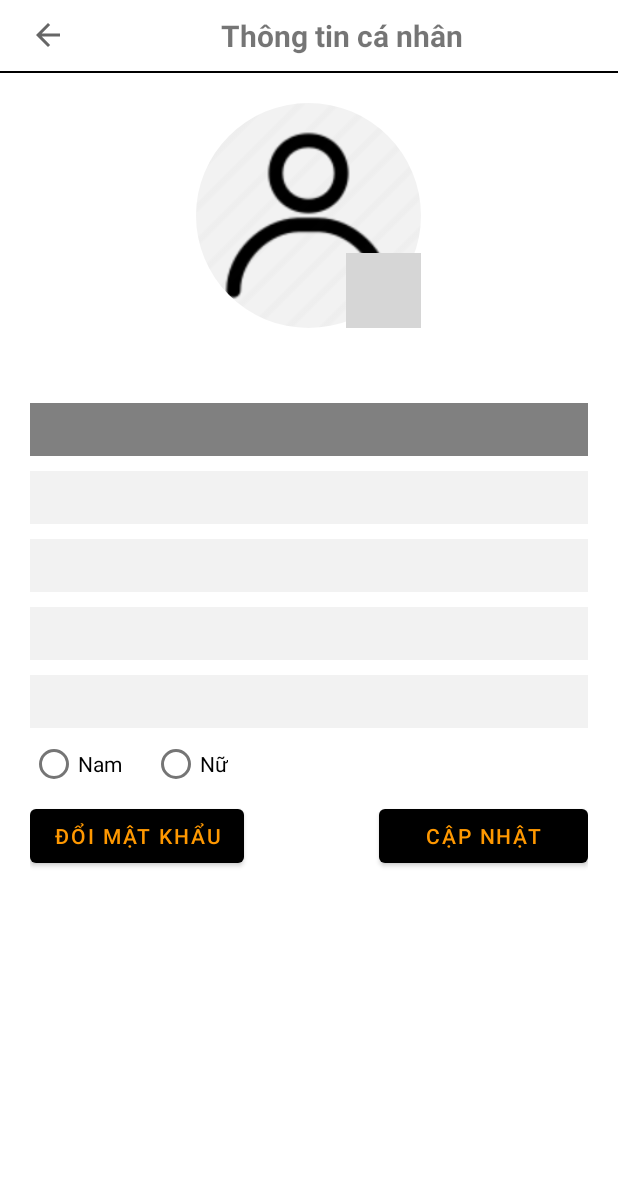
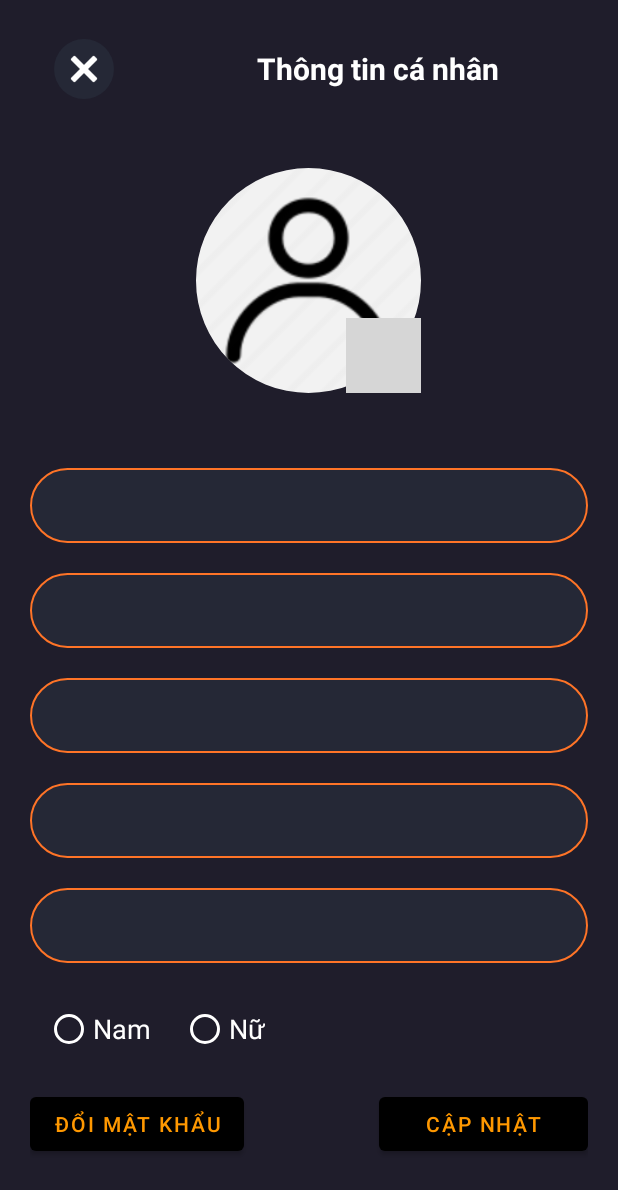
Before and after one commit to Tuananh211/MovieBooking, an Android app: the layout user_info_fragment.xml on its own in the app's theme, with its tools: preview values and no code run, on a phone screen of 412 x 824 dp. Shown: the top 1190 px of the screen. Run offline under Robolectric (Android 15) with nearby library versions, the phone set to English and light mode, and no system bars; network calls fail; grey boxes are pictures that could not be loaded.

Commit message:
update UI

```diff
--- a/app/src/main/res/drawable/edittext_background.xml
+++ b/app/src/main/res/drawable/edittext_background.xml
@@ -4,6 +4,7 @@
     <shape android:shape="rectangle">
         <solid android:color="@color/dark_blue"/>
         <corners android:radius="50sp"/>
+        <stroke android:width="1dp"  android:color="@color/orange"/>
     </shape>
 </item>
 </selector>
--- a/app/src/main/res/layout/dangnhap_fragment.xml
+++ b/app/src/main/res/layout/dangnhap_fragment.xml
@@ -76,10 +76,10 @@
                     android:textAlignment="center"
                     android:textColor="@color/white"
                     android:textColorHint="@color/white"
-                    app:hintTextColor="@color/white"
                     app:endIconMode="clear_text"
                     app:errorEnabled="true"
                     app:errorTextAppearance="@style/TextAppearance.AppCompat.Small"
+                    app:hintTextColor="@color/white"
                     app:startIconDrawable="@drawable/white_mail"
                     app:startIconTint="@color/white">
 
--- a/app/src/main/res/layout/thongtin_thanhtoan_fragment.xml
+++ b/app/src/main/res/layout/thongtin_thanhtoan_fragment.xml
@@ -7,6 +7,7 @@
         android:layout_width="match_parent"
         android:layout_height="match_parent"
         android:orientation="vertical"
+        android:gravity="center"
         >
         <TextView
             android:layout_width="match_parent"
@@ -28,6 +29,7 @@
             android:layout_width="match_parent"
             android:layout_height="wrap_content"
             android:weightSum="2"
+            android:layout_gravity="center"
             >
             <Button
                 android:layout_weight="1"
--- a/app/src/main/res/layout/user_info_fragment.xml
+++ b/app/src/main/res/layout/user_info_fragment.xml
@@ -6,6 +6,8 @@
         android:layout_width="match_parent"
         android:layout_height="match_parent"
         android:orientation="vertical"
+        android:background="@color/main_color"
+        xmlns:tools="http://schemas.android.com/tools"
         >
         <LinearLayout
             android:layout_width="match_parent"
@@ -17,9 +19,15 @@
             >
             <ImageView
                 android:id="@+id/back_tt"
-                android:layout_width="wrap_content"
-                android:layout_height="wrap_content"
-                android:src="@drawable/ic_baseline_arrow_back_24"
+                android:layout_width="40dp"
+                android:layout_height="40dp"
+                android:layout_margin="16dp"
+                android:background="@drawable/oval_btn_blackground"
+                android:padding="8dp"
+                android:src="@drawable/close_60"
+                app:layout_constraintStart_toStartOf="parent"
+                app:layout_constraintTop_toTopOf="parent"
+                tools:ignore="MissingConstraints"
                 />
             <TextView
                 android:layout_width="match_parent"
@@ -28,13 +36,14 @@
                 android:textStyle="bold"
                 android:gravity="center"
                 android:textSize="20sp"
+                android:textColor="@color/white"
                 />
         </LinearLayout>
-        <View
-            android:layout_width="match_parent"
-            android:layout_height="1dp"
-            android:background="#000"
-            />
+<!--        <View-->
+<!--            android:layout_width="match_parent"-->
+<!--            android:layout_height="1dp"-->
+<!--            android:background="#000"-->
+<!--            />-->
         <FrameLayout
             android:layout_width="wrap_content"
             android:layout_height="wrap_content"
@@ -66,75 +75,91 @@
         <EditText
             android:id="@+id/nameUser"
             android:layout_width="match_parent"
-            android:layout_height="wrap_content"
+            android:layout_height="50dp"
             android:layout_marginHorizontal="20dp"
             android:layout_marginTop="50dp"
+            android:layout_marginBottom="10dp"
+            android:textColor="@color/white"
             android:text=""
             android:textSize="18sp"
-            android:background="@color/colorTextGrey"
+            android:background="@drawable/edittext_background"
             style="@style/roundedCorners"
             android:padding="5dp"
+            android:inputType="text"
             />
         <TextView
             android:id="@+id/phoneuser"
             android:layout_width="match_parent"
-            android:layout_height="wrap_content"
+            android:layout_height="50dp"
             android:layout_marginHorizontal="20dp"
             android:layout_marginTop="10dp"
+            android:layout_marginBottom="10dp"
+            android:textColor="@color/white"
+            android:background="@drawable/edittext_background"
             android:text=""
             android:textSize="18sp"
-            android:background="@color/colorGrey"
             style="@style/roundedCorners"
             android:padding="5dp"
             />
         <EditText
             android:id="@+id/birthday_user"
             android:layout_width="match_parent"
-            android:layout_height="wrap_content"
+            android:layout_height="50dp"
             android:layout_marginHorizontal="20dp"
             android:layout_marginTop="10dp"
+            android:layout_marginBottom="10dp"
             android:text=""
             android:textSize="18sp"
+            android:textColor="@color/white"
+            android:background="@drawable/edittext_background"
             android:editable="false"
-            android:background="@color/colorGrey"
             style="@style/roundedCorners"
+            android:inputType="date"
             android:padding="5dp"
             />
         <TextView
             android:id="@+id/gmail_user"
             android:layout_width="match_parent"
-            android:layout_height="wrap_content"
+            android:layout_height="50dp"
             android:layout_marginHorizontal="20dp"
             android:layout_marginTop="10dp"
+            android:layout_marginBottom="10dp"
+            android:textColor="@color/white"
+            android:background="@drawable/edittext_background"
             android:text=""
             android:textSize="18sp"
-            android:background="@color/colorGrey"
             style="@style/roundedCorners"
             android:padding="5dp"
             />
         <EditText
             android:id="@+id/address"
             android:layout_width="match_parent"
-            android:layout_height="wrap_content"
+            android:layout_height="50dp"
             android:layout_marginHorizontal="20dp"
             android:layout_marginTop="10dp"
+            android:layout_marginBottom="10dp"
             android:text=""
             android:textSize="18sp"
-            android:background="@color/colorGrey"
+            android:background="@drawable/edittext_background"
             style="@style/roundedCorners"
+            android:inputType="text"
             android:padding="5dp"
             />
         <RadioGroup
             android:layout_width="match_parent"
             android:layout_height="wrap_content"
             android:orientation="horizontal"
-            android:layout_marginHorizontal="20dp"
+            android:layout_marginHorizontal="30dp"
+            android:layout_marginTop="10dp"
             >
             <RadioButton
                 android:id="@+id/nam"
                 android:layout_width="wrap_content"
                 android:layout_height="wrap_content"
                 android:text="Nam"
+                android:textSize="18sp"
+                android:textColor="@color/white"
+                android:buttonTint="@color/white"
                 />
             <RadioButton
                 android:id="@+id/nu"
@@ -142,6 +167,9 @@
                 android:layout_height="wrap_content"
                 android:layout_marginHorizontal="20dp"
                 android:text="Nữ"
+                android:textSize="18sp"
+                android:textColor="@color/white"
+                android:buttonTint="@color/white"
                 />
         </RadioGroup>
         <LinearLayout
@@ -149,6 +177,7 @@
             android:layout_height="wrap_content"
             android:layout_marginHorizontal="20dp"
             android:orientation="horizontal"
+            android:layout_marginTop="15dp"
             >
             <Button
                 android:id="@+id/btnPass"
```
